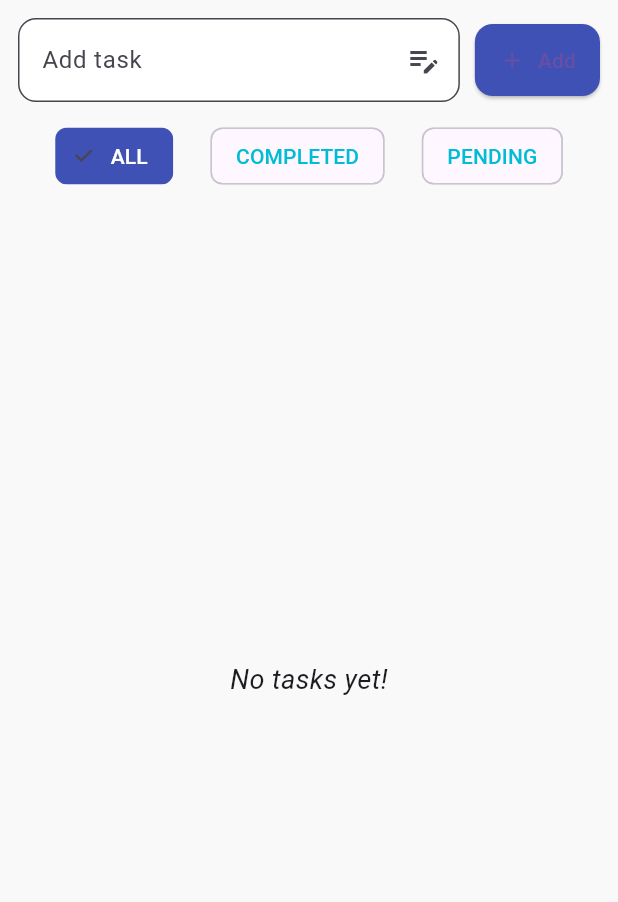
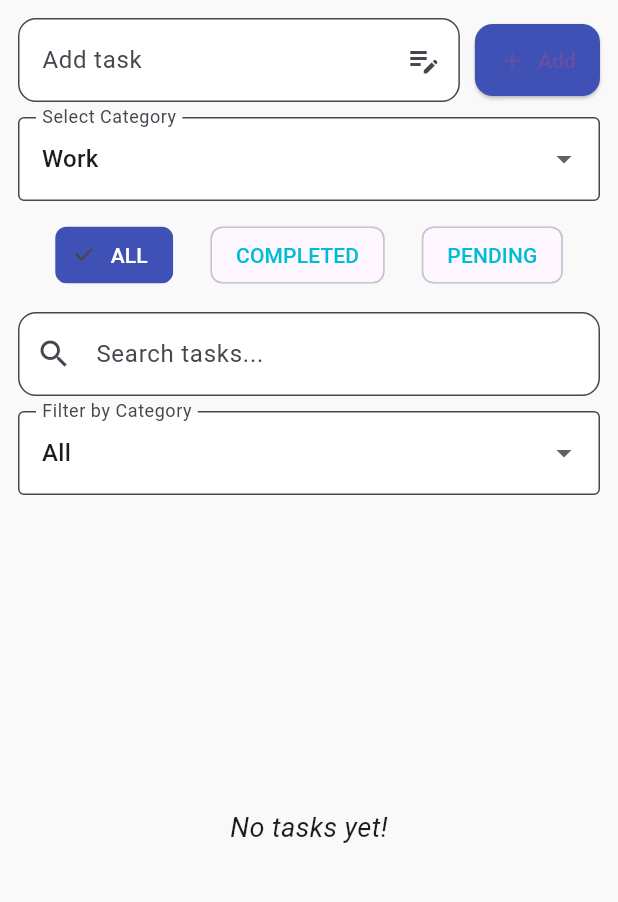
Before and after one commit to shauryay7/To_Do_App, a Flutter app: the screen it shows after launch, on a phone screen of 412 x 824 dp, the part 84-986 px from its top. Run offline on Flutter 3.47's test engine with Material 3 defaults, Android fonts, the phone set to English and light mode, and no system bars; our stand-ins replace flutter_local_notifications, hive, hive_flutter, timezone; accounts and stored records are empty.

Commit message:
Enhanced the application with a search bar, due date saving functionality, and category tags.

```diff
--- a/lib/models/todo.dart
+++ b/lib/models/todo.dart
@@ -1,7 +1,6 @@
 import 'package:hive/hive.dart';
 
 part 'todo.g.dart';
-
 @HiveType(typeId: 0)
 class Todo extends HiveObject {
   @HiveField(0)
@@ -11,11 +10,15 @@ class Todo extends HiveObject {
   bool isDone;
 
   @HiveField(2)
-  DateTime? dueDate; // <-- NEW FIELD
+  DateTime? dueDate;
+
+  @HiveField(3)
+  String category; // ✅ Required non-null field
 
   Todo({
     required this.title,
     this.isDone = false,
     this.dueDate,
+    this.category = 'General', // ✅ Provide default
   });
 }
--- a/lib/providers/todo_provider.dart
+++ b/lib/providers/todo_provider.dart
@@ -6,32 +6,68 @@ enum FilterType { all, completed, pending }
 
 class TodoProvider with ChangeNotifier {
   final Box<Todo> _todoBox = Hive.box<Todo>('todos');
+
   FilterType _filterType = FilterType.all;
+  String _searchQuery = '';
+  String _selectedCategory = 'All';
 
-  // Filtered todos list based on selected filter
+  // ✅ Get filtered list
   List<Todo> get todos {
     final all = _todoBox.values.toList();
 
-    switch (_filterType) {
-      case FilterType.completed:
-        return all.where((todo) => todo.isDone).toList();
-      case FilterType.pending:
-        return all.where((todo) => !todo.isDone).toList();
-      case FilterType.all:
-      default:
-        return all;
+    // 1. Filter by status
+    final filteredByStatus = switch (_filterType) {
+      FilterType.completed => all.where((todo) => todo.isDone).toList(),
+      FilterType.pending => all.where((todo) => !todo.isDone).toList(),
+      FilterType.all => all,
+    };
+
+    // 2. Filter by category
+    final filteredByCategory = _selectedCategory == 'All'
+        ? filteredByStatus
+        : filteredByStatus.where((todo) => todo.category == _selectedCategory).toList();
+
+    // 3. Filter by search query
+    if (_searchQuery.isNotEmpty) {
+      return filteredByCategory
+          .where((todo) => todo.title.toLowerCase().contains(_searchQuery.toLowerCase()))
+          .toList();
     }
+
+    return filteredByCategory;
+  }
+
+  // ✅ Get unique categories + 'All'
+  List<String> get categories {
+    final unique = _todoBox.values.map((t) => t.category).toSet().toList();
+    unique.sort();
+    return ['All', ...unique];
   }
 
   FilterType get filter => _filterType;
+  String get selectedCategory => _selectedCategory;
 
   void setFilter(FilterType type) {
     _filterType = type;
     notifyListeners();
   }
 
-  void addTodo(String title, DateTime? dueDate) {
-    final todo = Todo(title: title, dueDate: dueDate);
+  void setCategory(String category) {
+    _selectedCategory = category;
+    notifyListeners();
+  }
+
+  void setSearchQuery(String query) {
+    _searchQuery = query;
+    notifyListeners();
+  }
+
+  void addTodo(String title, DateTime? dueDate, String category) {
+    final todo = Todo(
+      title: title,
+      dueDate: dueDate,
+      category: category,
+    );
     _todoBox.add(todo);
     notifyListeners();
   }
--- a/lib/screens/home_screen.dart
+++ b/lib/screens/home_screen.dart
@@ -7,7 +7,12 @@ import '../services/notification_service.dart';
 class HomeScreen extends StatelessWidget {
   HomeScreen({super.key});
   final TextEditingController _controller = TextEditingController();
-  DateTime? _selectedDueDate; // ✅ Add due date variable
+  DateTime? _selectedDueDate;
+  String _selectedCategory = 'Work';
+
+  final List<String> _availableCategories = [
+    'Work', 'Personal', 'Shopping', 'Urgent', 'Others'
+  ];
 
   @override
   Widget build(BuildContext context) {
@@ -20,7 +25,9 @@ class HomeScreen extends StatelessWidget {
           // 🧾 Add Task + Reminder
           Padding(
             padding: const EdgeInsets.all(12),
-            child: Row(
+            child: Column(
+              children: [
+                Row(
                   children: [
                     Expanded(
                       child: TextField(
@@ -59,7 +66,6 @@ class HomeScreen extends StatelessWidget {
                           context: context,
                           initialTime: TimeOfDay.now(),
                         );
-
                         if (timePicked == null) return;
 
                         final now = DateTime.now();
@@ -91,6 +97,7 @@ class HomeScreen extends StatelessWidget {
                         todoProvider.addTodo(
                           _controller.text.trim(),
                           _selectedDueDate,
+                          _selectedCategory,
                         );
 
                         await NotificationService.scheduleNotification(
@@ -106,9 +113,28 @@ class HomeScreen extends StatelessWidget {
                     ),
                   ],
                 ),
+                const SizedBox(height: 10),
+
+                // 🏷️ Category Selector
+                DropdownButtonFormField<String>(
+                  value: _selectedCategory,
+                  decoration: const InputDecoration(
+                    labelText: 'Select Category',
+                    border: OutlineInputBorder(),
+                  ),
+                  items: _availableCategories
+                      .map((cat) =>
+                      DropdownMenuItem(value: cat, child: Text(cat)))
+                      .toList(),
+                  onChanged: (val) {
+                    if (val != null) _selectedCategory = val;
+                  },
+                ),
+              ],
+            ),
           ),
 
-          // 🔽 Filter Buttons
+          // 🔽 Filter Buttons (All / Done / Pending)
           Padding(
             padding: const EdgeInsets.symmetric(horizontal: 12.0),
             child: Row(
@@ -129,6 +155,43 @@ class HomeScreen extends StatelessWidget {
           ),
 
           const SizedBox(height: 10),
+
+          // 🔍 Search Bar
+          Padding(
+            padding: const EdgeInsets.symmetric(horizontal: 12, vertical: 4),
+            child: TextField(
+              decoration: InputDecoration(
+                hintText: 'Search tasks...',
+                prefixIcon: const Icon(Icons.search),
+                border: OutlineInputBorder(
+                  borderRadius: BorderRadius.circular(12),
+                ),
+                filled: true,
+                fillColor: Theme.of(context).brightness == Brightness.dark
+                    ? Colors.grey[850]
+                    : Colors.white,
+              ),
+              onChanged: (query) => todoProvider.setSearchQuery(query),
+            ),
+          ),
+
+          // 🏷️ Category Filter Dropdown
+          Padding(
+            padding: const EdgeInsets.symmetric(horizontal: 12.0, vertical: 6),
+            child: DropdownButtonFormField<String>(
+              value: todoProvider.selectedCategory,
+              decoration: const InputDecoration(
+                labelText: 'Filter by Category',
+                border: OutlineInputBorder(),
+              ),
+              items: todoProvider.categories
+                  .map((cat) => DropdownMenuItem(value: cat, child: Text(cat)))
+                  .toList(),
+              onChanged: (val) {
+                if (val != null) todoProvider.setCategory(val);
+              },
+            ),
+          ),
 
           // 📝 Filtered Todo List
           Expanded(
@@ -163,7 +226,8 @@ class HomeScreen extends StatelessWidget {
                     title: todo.title,
                     isDone: todo.isDone,
                     index: index,
-                    dueDate: todo.dueDate, // ✅ Pass due date to tile
+                    dueDate: todo.dueDate,
+                    category: todo.category, // ✅ Pass category to tile
                   ),
                 );
               },
--- a/lib/widgets/todo_tile.dart
+++ b/lib/widgets/todo_tile.dart
@@ -7,13 +7,15 @@ class TodoTile extends StatelessWidget {
   final bool isDone;
   final int index;
   final DateTime? dueDate;
+  final String category;
 
   const TodoTile({
+    super.key,
     required this.title,
     required this.isDone,
     required this.index,
     this.dueDate,
-    super.key,
+    this.category = 'General',
   });
 
   @override
```
Also changed, not shown: lib/models/todo.g.dart. Lines whose indentation alone changed are shown as unchanged.
